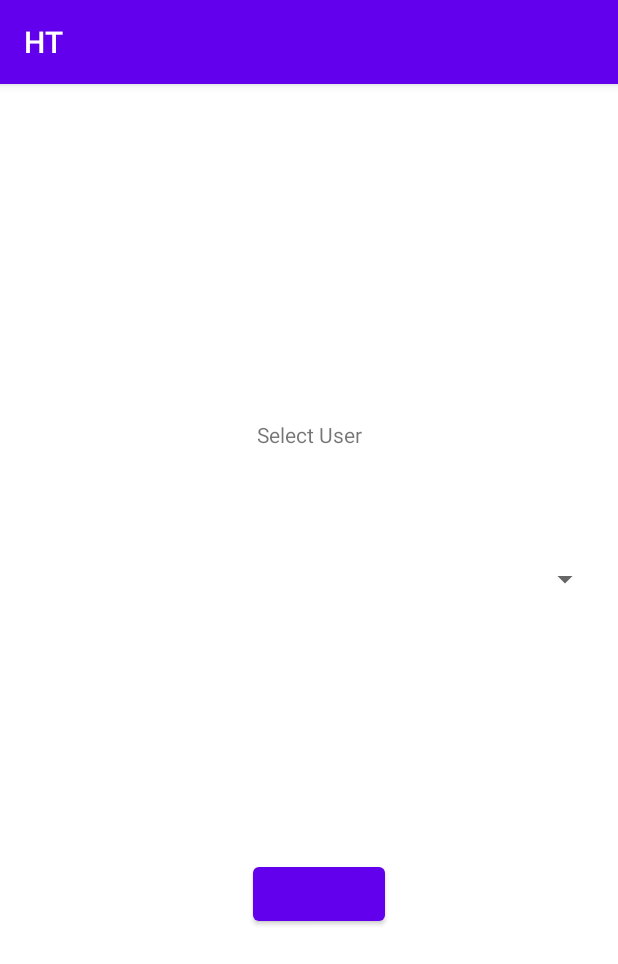
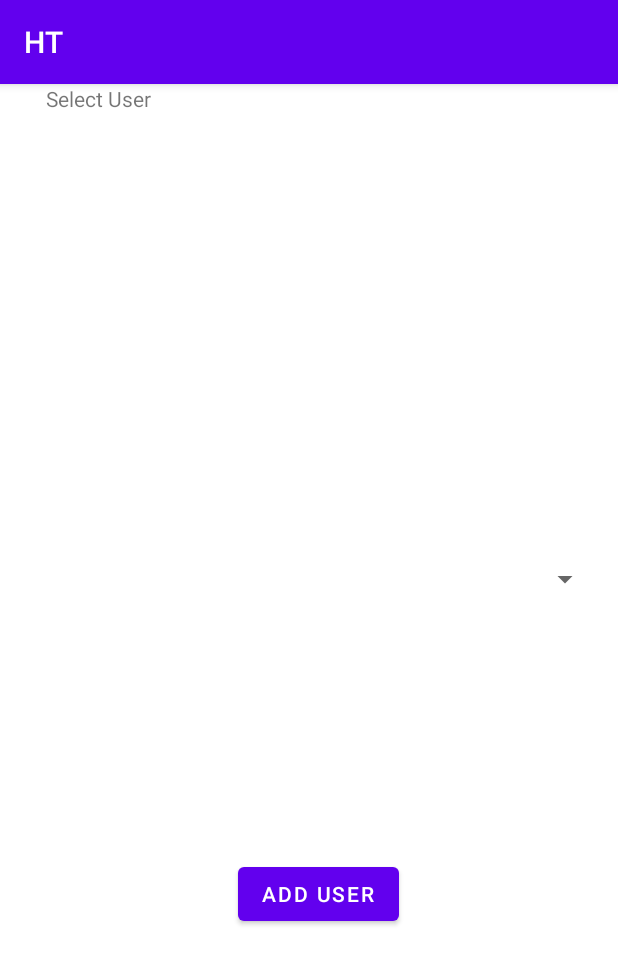
Before and after one commit to hems201/HT, an Android app: the screen it shows after launch (MainActivity), on a phone screen of 412 x 824 dp. Shown: the top 964 px of the screen. Run offline under Robolectric (Android 15) with nearby library versions, the phone set to English and light mode, and no system bars.

Commit message:
something pt 2

```diff
--- a/app/src/main/java/com/example/ht/MainActivity.java
+++ b/app/src/main/java/com/example/ht/MainActivity.java
@@ -1,8 +1,15 @@
 package com.example.ht;
 
 import androidx.appcompat.app.AppCompatActivity;
+import androidx.fragment.app.Fragment;
+import androidx.fragment.app.FragmentManager;
+import androidx.fragment.app.FragmentTransaction;
 
 import android.os.Bundle;
+import android.view.View;
+import android.widget.AdapterView;
+import android.widget.Button;
+import android.widget.Spinner;
 
 public class MainActivity extends AppCompatActivity {
 
@@ -10,6 +17,45 @@ public class MainActivity extends AppCompatActivity {
     protected void onCreate(Bundle savedInstanceState) {
         super.onCreate(savedInstanceState);
         setContentView(R.layout.activity_main);
+
+
+
+        //AddUserBtn set up
+        Button addUserBtn = findViewById(R.id.addUserBtn);
+        View.OnClickListener listener = new View.OnClickListener() {
+            @Override
+            public void onClick(View view) {
+                Fragment frag = new addUserFragment();
+                FragmentManager manager = getSupportFragmentManager();
+                FragmentTransaction transaction = manager.beginTransaction();
+                transaction.replace(R.id.fragmentFrame,frag);
+                transaction.commit();
+            }
+        };
+        addUserBtn.setOnClickListener(listener);
+
+        //UserSpinner set up
+        Spinner userSpinner = findViewById(R.id.userSpinner);
+        //hae user lista user managerista
+        //array adapter mahdollisesti
+        //setDropDownViewResource
+        //userSpinner.setAdapter(___);
+
+        userSpinner.setOnItemSelectedListener(new AdapterView.OnItemSelectedListener() {
+            @Override
+            public void onItemSelected(AdapterView<?> parent, View view, int position, long id) {
+
+            }
+
+            @Override
+            public void onNothingSelected(AdapterView<?> parent) {
+
+            }
+        });
+
+
+
+
     }
 
 }
--- a/app/src/main/res/layout/activity_main.xml
+++ b/app/src/main/res/layout/activity_main.xml
@@ -6,32 +6,20 @@
     android:layout_height="match_parent"
     tools:context=".MainActivity">
 
-    <TextView
-        android:id="@+id/textView"
-        android:layout_width="131dp"
-        android:layout_height="46dp"
-        android:text="@string/select_user"
-        android:textAlignment="center"
-        app:layout_constraintBottom_toBottomOf="parent"
-        app:layout_constraintLeft_toLeftOf="parent"
-        app:layout_constraintRight_toRightOf="parent"
-        app:layout_constraintTop_toTopOf="parent"
-        app:layout_constraintVertical_bias="0.31" />
-
     <Button
         android:id="@+id/addUserBtn"
         android:layout_width="wrap_content"
         android:layout_height="wrap_content"
+        android:text="@string/add_user"
         app:layout_constraintBottom_toBottomOf="parent"
         app:layout_constraintEnd_toEndOf="parent"
         app:layout_constraintHorizontal_bias="0.52"
         app:layout_constraintStart_toStartOf="parent"
         app:layout_constraintTop_toTopOf="parent"
-        app:layout_constraintVertical_bias="0.717"
-        tools:text="Add User" />
+        app:layout_constraintVertical_bias="0.717" />
 
     <Spinner
-        android:id="@+id/spinner"
+        android:id="@+id/userSpinner"
         android:layout_width="384dp"
         android:layout_height="85dp"
         app:layout_constraintBottom_toBottomOf="parent"
@@ -41,4 +29,23 @@
         app:layout_constraintTop_toTopOf="parent"
         app:layout_constraintVertical_bias="0.421" />
 
+    <FrameLayout
+        android:id="@+id/fragmentFrame"
+        android:layout_width="match_parent"
+        android:layout_height="match_parent"
+        app:layout_constraintBottom_toBottomOf="parent"
+        app:layout_constraintEnd_toEndOf="parent"
+        app:layout_constraintHorizontal_bias="0.0"
+        app:layout_constraintStart_toStartOf="parent"
+        app:layout_constraintTop_toTopOf="parent"
+        app:layout_constraintVertical_bias="0.0">
+
+        <TextView
+            android:id="@+id/textView"
+            android:layout_width="131dp"
+            android:layout_height="46dp"
+            android:text="@string/select_user"
+            android:textAlignment="center" />
+    </FrameLayout>
+
 </androidx.constraintlayout.widget.ConstraintLayout>
--- a/app/src/main/res/values/strings.xml
+++ b/app/src/main/res/values/strings.xml
@@ -1,4 +1,7 @@
 <resources>
     <string name="app_name">HT</string>
     <string name="select_user">Select User</string>
+    <string name="create_user">Create User</string>
+    <string name="name">Name</string>
+    <string name="add_user">Add User</string>
 </resources>
```
Also changed, not shown: app/src/main/java/com/example/ht/UserManager.java (+8 -3 lines), app/src/main/java/com/example/ht/addUserFragment.java (added, +26 -0 lines), app/src/main/res/layout/fragment_add_user.xml (added, +35 -0 lines).
